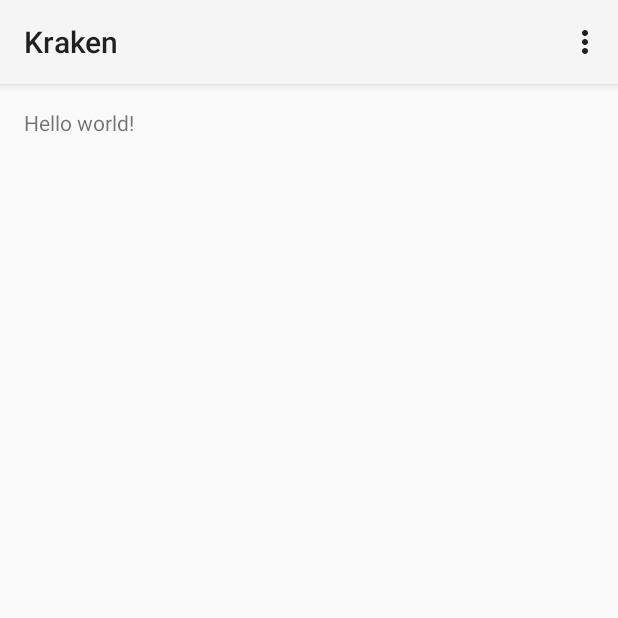
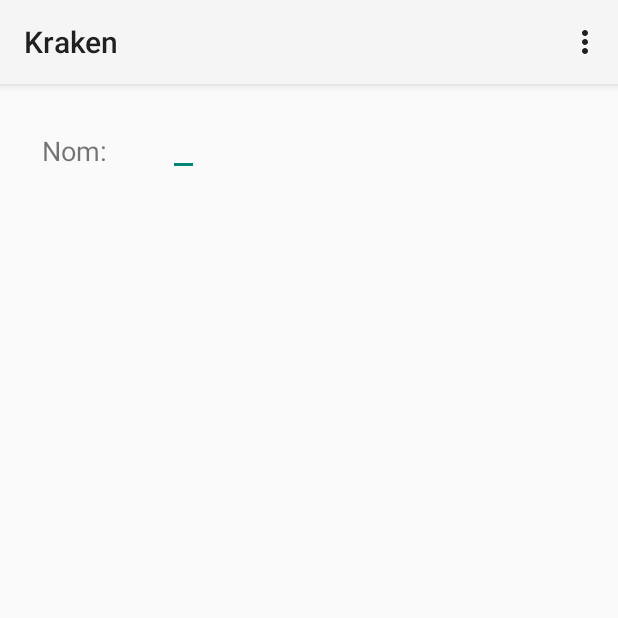
Before and after one commit to Gumichan01/kraken-audio, an Android app: the screen it shows after launch (MainActivity), on a phone screen of 412 x 824 dp, the top half of it. Run offline under Robolectric (Android 15) with nearby library versions, the phone set to English and light mode, and no system bars.

Commit message:
prototype: layout main (view text + edit text)

```diff
--- a/app/src/main/res/layout/activity_main.xml
+++ b/app/src/main/res/layout/activity_main.xml
@@ -1,11 +1,48 @@
 <RelativeLayout xmlns:android="http://schemas.android.com/apk/res/android"
-    xmlns:tools="http://schemas.android.com/tools" android:layout_width="match_parent"
-    android:layout_height="match_parent" android:paddingLeft="@dimen/activity_horizontal_margin"
+    xmlns:tools="http://schemas.android.com/tools"
+    android:layout_width="match_parent"
+    android:layout_height="match_parent"
+    android:paddingLeft="@dimen/activity_horizontal_margin"
     android:paddingRight="@dimen/activity_horizontal_margin"
     android:paddingTop="@dimen/activity_vertical_margin"
-    android:paddingBottom="@dimen/activity_vertical_margin" tools:context=".MainActivity">
+    android:paddingBottom="@dimen/activity_vertical_margin"
+    android:orientation="vertical"
+    tools:context=".MainActivity">
 
-    <TextView android:text="@string/hello_world" android:layout_width="wrap_content"
-        android:layout_height="wrap_content" />
+    <!--<TextView android:text="@string/hello_world" android:layout_width="wrap_content"
+        android:layout_height="wrap_content" />-->
+
+    <LinearLayout
+        android:layout_width="wrap_content"
+        android:layout_height="wrap_content"
+        android:orientation="horizontal">
+
+        <TextView
+            android:layout_width="wrap_content"
+            android:layout_height="wrap_content"
+            android:layout_gravity="center"
+            android:padding="12dp"
+            android:text="Nom: "
+            android:textSize="18dp" />
+
+        <TextView
+            android:id="@+id/nom"
+            android:layout_width="wrap_content"
+            android:layout_height="wrap_content"
+            android:layout_gravity="center"
+
+            android:padding="12dp"
+            android:textSize="24dp" />
+
+        <EditText
+            android:id="@+id/editer"
+            android:layout_width="wrap_content"
+            android:layout_height="wrap_content"
+            android:hint=""
+            android:lines="1"
+            android:imeOptions="actionNext"
+            android:inputType="text" />
+    </LinearLayout>
+
 
 </RelativeLayout>
```
